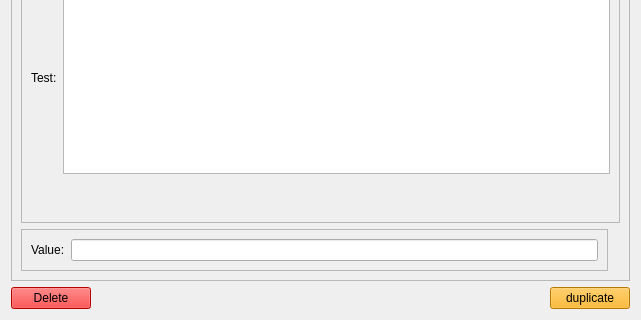
Qt form Source/GUI/Qt/xsltruleedit.ui (MediaArea/MediaConch_SourceCode) before a commit; both pictures show x 0 to 641 and y 315 to 635 of the 641 by 635 pixel window.
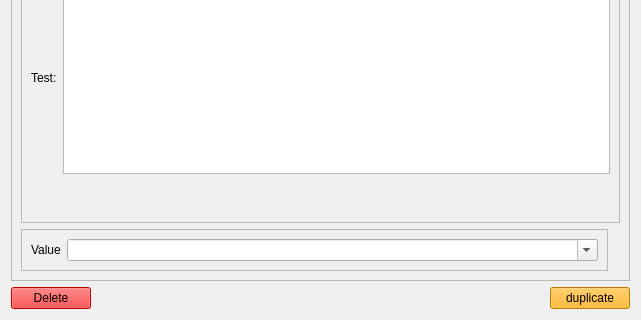
The same form after that commit.

Commit message:
GUI: add default value to value in policies using CSV
+ pass XSL to full UTF-8

What changed in the file:
```diff
--- a/Source/GUI/Qt/xsltruleedit.ui
+++ b/Source/GUI/Qt/xsltruleedit.ui
@@ -288,12 +288,22 @@
          <item>
           <widget class="QLabel" name="valueLabel">
            <property name="text">
-            <string>Value:</string>
+            <string>Value</string>
            </property>
           </widget>
          </item>
          <item>
-          <widget class="QLineEdit" name="value"/>
+          <widget class="QComboBox" name="value">
+           <property name="sizePolicy">
+            <sizepolicy hsizetype="Expanding" vsizetype="Fixed">
+             <horstretch>0</horstretch>
+             <verstretch>0</verstretch>
+            </sizepolicy>
+           </property>
+           <property name="editable">
+            <bool>true</bool>
+           </property>
+          </widget>
          </item>
         </layout>
        </widget>
```
Left out of the diff: 82 changed lines with no effect on the pictures. The commit also changes 5 other files.
